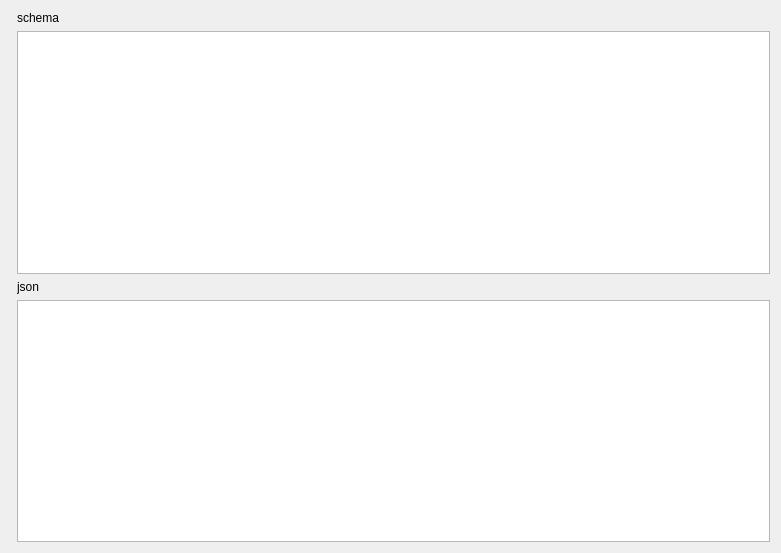
This is src/ui/EditorDialog.ui in Jarod42/QtJsonEditor as Qt 5 draws it before an edit. The edited form follows.
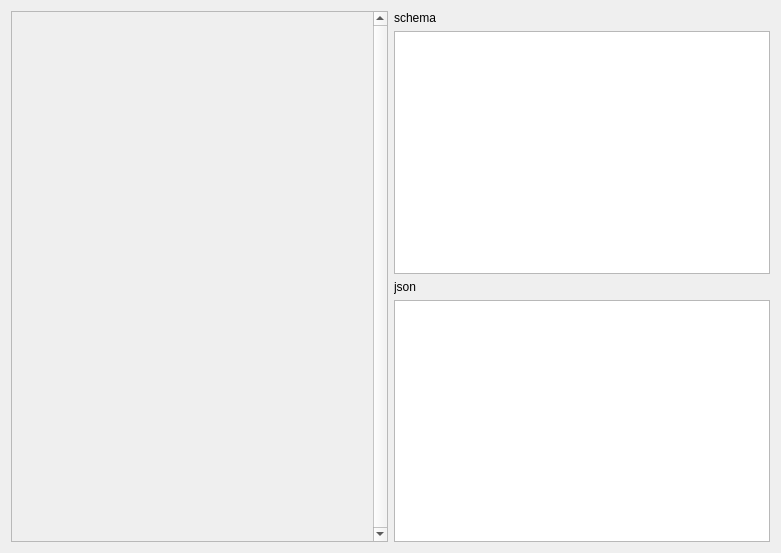
This is the edited form. Custom widgets are drawn as their Qt base class.

Commit message: Place `QJsonWidget` into `QScrollArea`.

```diff
--- a/src/ui/EditorDialog.ui
+++ b/src/ui/EditorDialog.ui
@@ -17,7 +17,24 @@
    <item>
     <layout class="QHBoxLayout" name="horizontalLayout">
      <item>
-      <widget class="QJsonWidget" name="widget" native="true"/>
+      <widget class="QScrollArea" name="scrollArea">
+       <property name="verticalScrollBarPolicy">
+        <enum>Qt::ScrollBarAlwaysOn</enum>
+       </property>
+       <property name="widgetResizable">
+        <bool>true</bool>
+       </property>
+       <widget class="QJsonWidget" name="widget">
+        <property name="geometry">
+         <rect>
+          <x>0</x>
+          <y>0</y>
+          <width>352</width>
+          <height>527</height>
+         </rect>
+        </property>
+       </widget>
+      </widget>
      </item>
      <item>
       <layout class="QVBoxLayout" name="verticalLayout">
```
The commit also changes 1 other file.
